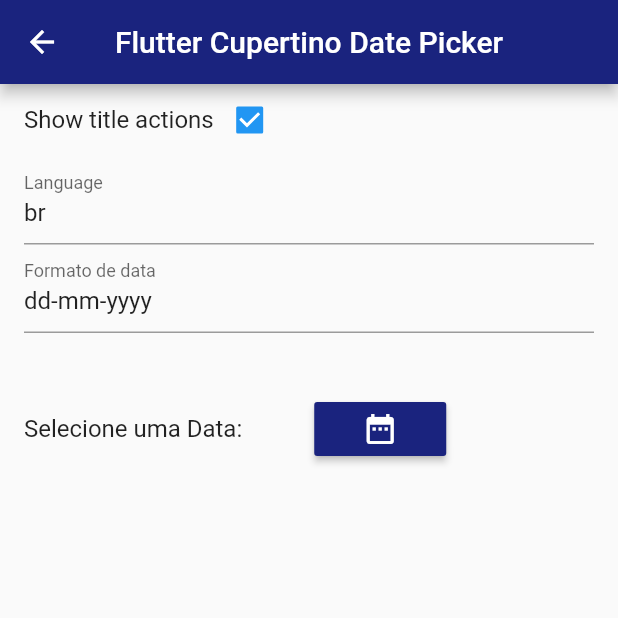
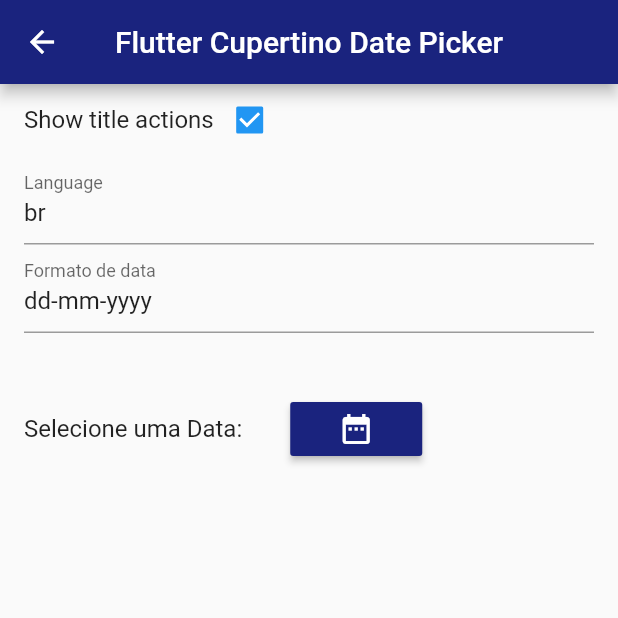
Before and after one commit to guischpor/dates_app, a Flutter app: the CupertinoDate screen opened directly, on a phone screen of 412 x 824 dp, the top half of it. Run offline on Flutter 3.47's test engine with Material 2 defaults, Android fonts, the phone set to English and light mode, and no system bars; missing offline and left inert: flutter_cupertino_date_picker, flutter_date_picker.

Commit message:
Update flutter_cupertino_date.dart

```diff
--- a/lib/pages/flutter_cupertino_date.dart
+++ b/lib/pages/flutter_cupertino_date.dart
@@ -165,7 +165,7 @@ class _CupertinoDateState extends State<CupertinoDate> {
                     ),
                   ),
                   Padding(
-                    padding: EdgeInsets.only(left: 36.0),
+                    padding: EdgeInsets.only(left: 20.0),
                     child: RaisedButton(
                       onPressed: _showDatePicker,
                       child: Icon(
```
